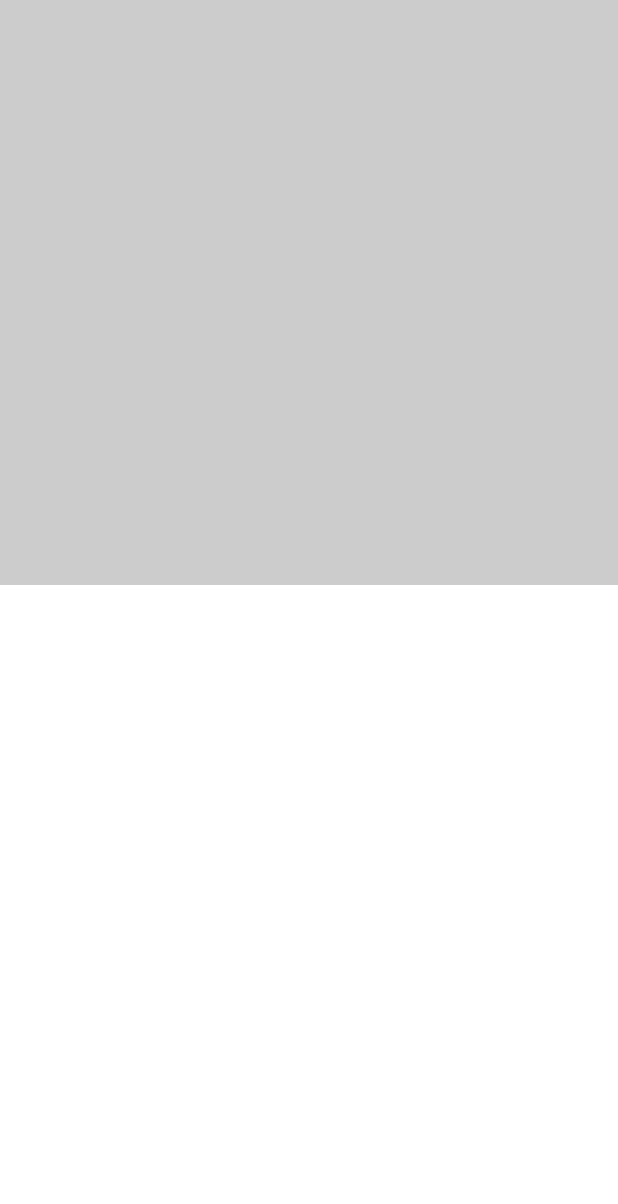
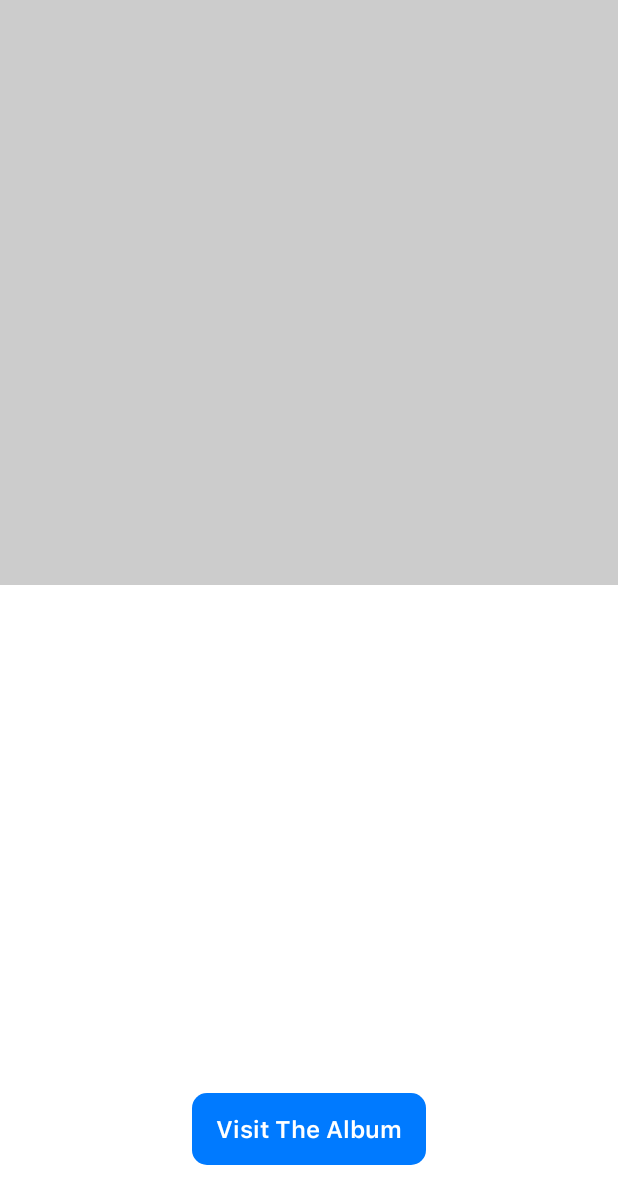
Before and after one commit to pphilipp/vama-demo-app, an Android app: the layout fragment_album_details.xml on its own in the app's theme, with its tools: preview values and no code run, on a phone screen of 412 x 824 dp. Shown: the top 1204 px of the screen. Run offline under Robolectric (Android 15) with nearby library versions, the phone set to English and light mode, and no system bars.

Commit message:
Update:WIP: Details Screen status bar and navigation to web view

```diff
--- a/app/build.gradle
+++ b/app/build.gradle
@@ -49,6 +49,7 @@ dependencies {
     implementation ("com.github.bumptech.glide:glide:4.13.0") {
         exclude group: "com.android.support"
     }
+    implementation 'androidx.browser:browser:1.4.0'
     kapt 'com.github.bumptech.glide:compiler:4.11.0'
     implementation 'androidx.swiperefreshlayout:swiperefreshlayout:1.1.0'
     //navigation
--- a/app/src/main/java/com/app/vama/presentation/album_details/AlbumDetailsFragment.kt
+++ b/app/src/main/java/com/app/vama/presentation/album_details/AlbumDetailsFragment.kt
@@ -1,12 +1,16 @@
 package com.app.vama.presentation.album_details
 
 import android.content.Context
+import android.content.res.Resources
+import android.net.Uri
 import android.os.Bundle
 import android.os.Parcelable
 import android.view.LayoutInflater
 import android.view.View
 import android.view.ViewGroup
 import androidx.annotation.Keep
+import androidx.browser.customtabs.CustomTabColorSchemeParams
+import androidx.browser.customtabs.CustomTabsIntent
 import androidx.core.content.ContextCompat
 import androidx.core.view.isVisible
 import androidx.databinding.DataBindingUtil
@@ -23,9 +27,10 @@ import com.app.vama.presentation.model.AlbumWithGenresUiModel
 import com.app.vama.presentation.model.GenreUiModel
 import com.bumptech.glide.Glide
 import com.google.android.material.chip.Chip
+import kotlinx.coroutines.launch
 import kotlinx.parcelize.Parcelize
-import kotlinx.coroutines.launch
 import org.koin.androidx.viewmodel.ext.android.viewModel
+
 
 @Parcelize
 @Keep
@@ -49,6 +54,8 @@ class AlbumDetailsFragment : BaseFragment() {
 
         return binding
     }
+
+    override fun setLightStatusBars() = false
 
     override fun onCreateView(
         inflater: LayoutInflater,
@@ -105,10 +112,28 @@ class AlbumDetailsFragment : BaseFragment() {
         binding.tvTitle.text = uiModel.albumUiModel.title
         binding.tvSubtitle.text = uiModel.albumUiModel.subTitle
 
+        binding.btnVisitAlbum.setOnClickListener {
+            showCustomTab(uiModel)
+        }
+
         populateGenresList(uiModel.genreList)
     }
 
+    private fun showCustomTab(uiModel: AlbumWithGenresUiModel) {
+        CustomTabsIntent.Builder().apply {
+            setDefaultColorSchemeParams(
+                CustomTabColorSchemeParams.Builder().apply {
+                    setToolbarColor(resources.getColor(R.color.blue))
+                }.build()
+            )
+        }
+            .build()
+            .launchUrl(requireContext(), Uri.parse(uiModel.albumUiModel.artistUrl))
+    }
+
     private fun populateGenresList(genreList: List<GenreUiModel>) {
+        binding.chipGroup.removeAllViews()
+
         genreList
             .map {
                 createTagChip(requireContext(), it.name)
--- a/app/src/main/java/com/app/vama/presentation/albums/AlbumListFragment.kt
+++ b/app/src/main/java/com/app/vama/presentation/albums/AlbumListFragment.kt
@@ -40,6 +40,8 @@ class AlbumListFragment : BaseFragment() {
 
         return binding
     }
+
+    override fun setLightStatusBars() = true
 
     override fun onCreateView(
         inflater: LayoutInflater,
--- a/app/src/main/java/com/app/vama/presentation/base/BaseFragment.kt
+++ b/app/src/main/java/com/app/vama/presentation/base/BaseFragment.kt
@@ -4,6 +4,7 @@ import android.os.Bundle
 import android.view.LayoutInflater
 import android.view.View
 import android.view.ViewGroup
+import androidx.core.view.WindowInsetsControllerCompat
 import androidx.databinding.ViewDataBinding
 import androidx.fragment.app.Fragment
 
@@ -16,6 +17,8 @@ abstract class BaseFragment : Fragment() {
     ): View? {
         val binding = getBinding(inflater, container)
         binding.lifecycleOwner = viewLifecycleOwner
+
+        setAppearanceLightStatusBars(setLightStatusBars())
         return binding.root
     }
 
@@ -24,4 +27,13 @@ abstract class BaseFragment : Fragment() {
         inflater: LayoutInflater,
         container: ViewGroup?
     ): ViewDataBinding
+
+    protected abstract fun setLightStatusBars(): Boolean
+
+    private fun setAppearanceLightStatusBars(isAppearanceLightStatusBars: Boolean) {
+        activity?.window?.let { window ->
+            WindowInsetsControllerCompat(window, window.decorView).isAppearanceLightStatusBars =
+                isAppearanceLightStatusBars
+        }
+    }
 }
--- a/app/src/main/java/com/app/vama/presentation/model/AlbumUiModel.kt
+++ b/app/src/main/java/com/app/vama/presentation/model/AlbumUiModel.kt
@@ -5,4 +5,5 @@ data class AlbumUiModel(
     val title: String,
     val subTitle: String,
     val thumbnailUrl: String,
+    val artistUrl: String,
 )
--- a/app/src/main/java/com/app/vama/presentation/model/mapper/AlbumArtistEntityToAlbumUiModelMapper.kt
+++ b/app/src/main/java/com/app/vama/presentation/model/mapper/AlbumArtistEntityToAlbumUiModelMapper.kt
@@ -9,6 +9,7 @@ class AlbumArtistEntityToAlbumUiModelMapper {
         albumId = from.id,
         title = from.name,
         subTitle = from.artistName,
-        thumbnailUrl = from.artworkUrl100
+        thumbnailUrl = from.artworkUrl100,
+        artistUrl = from.artistUrl
     )
 }
--- a/app/src/main/java/com/app/vama/presentation/model/mapper/FeedResultToAlbumUiModelMapper.kt
+++ b/app/src/main/java/com/app/vama/presentation/model/mapper/FeedResultToAlbumUiModelMapper.kt
@@ -9,6 +9,7 @@ class FeedResultToAlbumUiModelMapper : UiMapper<ResultData, AlbumUiModel> {
         albumId = from.id ?: "",
         title = from.name ?: "",
         subTitle = from.artistName ?: "",
-        thumbnailUrl = from.artworkUrl100 ?: ""
+        thumbnailUrl = from.artworkUrl100 ?: "",
+        artistUrl = from.artistUrl ?: ""
     )
 }
--- /dev/null
+++ b/app/src/main/res/drawable/btn_disabled_shape.xml
@@ -0,0 +1,5 @@
+<?xml version="1.0" encoding="utf-8"?>
+<shape xmlns:android="http://schemas.android.com/apk/res/android">
+    <corners android:radius="@dimen/button_corner_radius"/>
+    <solid android:color="@color/black"/>
+</shape>
--- /dev/null
+++ b/app/src/main/res/drawable/btn_primary_background_selector.xml
@@ -0,0 +1,5 @@
+<?xml version="1.0" encoding="utf-8"?>
+<selector xmlns:android="http://schemas.android.com/apk/res/android">
+    <item android:drawable="@drawable/btn_primary_shape" android:state_enabled="true"/>
+    <item android:drawable="@drawable/btn_disabled_shape" android:state_enabled="false"/>
+</selector>
--- /dev/null
+++ b/app/src/main/res/drawable/btn_primary_shape.xml
@@ -0,0 +1,11 @@
+<?xml version="1.0" encoding="utf-8"?>
+<ripple xmlns:android="http://schemas.android.com/apk/res/android"
+    android:color="@color/gray">
+    <item>
+        <shape>
+
+            <corners android:radius="@dimen/button_corner_radius" />
+            <solid android:color="@color/blue" />
+        </shape>
+    </item>
+</ripple>
--- a/app/src/main/res/layout/fragment_album_details.xml
+++ b/app/src/main/res/layout/fragment_album_details.xml
@@ -63,6 +63,33 @@
             </com.google.android.material.chip.ChipGroup>
         </HorizontalScrollView>
 
+        <TextView
+            android:id="@+id/tv_copyright"
+            style="@style/Body_2"
+            android:layout_width="match_parent"
+            android:layout_height="wrap_content"
+            android:layout_marginStart="@dimen/medium"
+            android:layout_marginEnd="@dimen/medium"
+            android:layout_marginBottom="@dimen/big"
+            android:ellipsize="end"
+            android:gravity="center"
+            android:maxLines="2"
+            app:layout_constraintBottom_toTopOf="@+id/btn_visit_album"
+            app:layout_constraintEnd_toEndOf="parent"
+            app:layout_constraintStart_toStartOf="parent"
+            tools:text="@tools:sample/lorem/random" />
+
+        <androidx.appcompat.widget.AppCompatButton
+            android:id="@+id/btn_visit_album"
+            style="@style/BasePrimaryButton"
+            android:layout_width="wrap_content"
+            android:layout_height="wrap_content"
+            android:layout_marginBottom="@dimen/extra_large"
+            android:text="@string/btn_visit_the_album"
+            app:layout_constraintBottom_toBottomOf="parent"
+            app:layout_constraintEnd_toEndOf="parent"
+            app:layout_constraintStart_toStartOf="parent" />
+
         <include
             android:id="@+id/include_progress"
             layout="@layout/include_progress_fullscreen"
--- a/app/src/main/res/values-night/themes.xml
+++ b/app/src/main/res/values-night/themes.xml
@@ -3,7 +3,7 @@
     <style name="Theme.VamaApp" parent="Theme.MaterialComponents.DayNight.NoActionBar">
         <!-- Primary brand color. -->
         <item name="colorPrimary">@color/purple_200</item>
-        <item name="colorPrimaryVariant">@color/purple_700</item>
+<!--        <item name="colorPrimaryVariant">@color/purple_700</item>-->
         <item name="colorOnPrimary">@color/black</item>
         <!-- Secondary brand color. -->
         <item name="colorSecondary">@color/teal_200</item>
--- a/app/src/main/res/values/colors.xml
+++ b/app/src/main/res/values/colors.xml
@@ -11,7 +11,6 @@
     <color name="blue">#007aff</color>
     <color name="gray">#b5b5b5</color>
     <color name="label_color_light_primary">#000000</color>
-    <color name="primary_500">#6200ee</color>
     <color name="on_primary_high_emphasis">#ffffff</color>
     <color name="on_surface_high_emphasis">#de000000</color>
     <color name="surface_overlay">#14212121</color>
--- a/app/src/main/res/values/dimens.xml
+++ b/app/src/main/res/values/dimens.xml
@@ -6,15 +6,19 @@
     <dimen name="medium">16dp</dimen>
     <dimen name="big">24dp</dimen>
     <dimen name="large">32dp</dimen>
+    <dimen name="extra_large">47dp</dimen>
 
     <dimen name="album_card_size">173dp</dimen>
     <dimen name="album_card_corner_radius">27dp</dimen>
 
+    <dimen name="btn_horizontal_padding">16sp</dimen>
 
+    <dimen name="text_small">12sp</dimen>
     <dimen name="text_medium">16sp</dimen>
     <dimen name="text_body_1">18sp</dimen>
     <dimen name="text_small_and_a_half">12sp</dimen>
     <dimen name="text_h1">34sp</dimen>
     <dimen name="toolbar_elevation">3dp</dimen>
+    <dimen name="button_corner_radius">10dp</dimen>
 
 </resources>
--- a/app/src/main/res/values/strings.xml
+++ b/app/src/main/res/values/strings.xml
@@ -3,4 +3,5 @@
     <string name="top_100_albums_title">Top 100 albums</string>
     <string name="retry_snack_bar_message">Network call if it fails and there isn’t any data in the local database</string>
     <string name="action_refresh">Refresh</string>
+    <string name="btn_visit_the_album">Visit The Album</string>
 </resources>
--- a/app/src/main/res/values/styles.xml
+++ b/app/src/main/res/values/styles.xml
@@ -40,6 +40,12 @@
         <item name="android:textSize">@dimen/text_body_1</item>
     </style>
 
+    <style name="Body_2" parent="BaseText">
+        <item name="android:fontFamily">@font/sf_pro_text_medium</item>
+        <item name="android:textColor">@color/text_body</item>
+        <item name="android:textSize">@dimen/text_small</item>
+    </style>
+
     <style name="ChipTextAppearance">
         <item name="android:fontFamily">@font/sf_pro_text_medium</item>
         <item name="android:textSize">@dimen/text_small_and_a_half</item>
@@ -54,4 +60,16 @@
         <item name="shapeAppearanceOverlay">@null</item>
     </style>
 
+    <style name="BasePrimaryButton" parent="Widget.AppCompat.Button.Borderless">
+        <item name="android:background">@drawable/btn_primary_background_selector</item>
+        <item name="android:drawableTint">@color/blue</item>
+        <item name="android:layout_height">20dp</item>
+        <item name="android:textColor">@color/white</item>
+        <item name="android:inputType">textCapWords</item>
+        <item name="android:paddingLeft">@dimen/btn_horizontal_padding</item>
+        <item name="android:paddingRight">@dimen/btn_horizontal_padding</item>
+        <item name="android:textSize">@dimen/text_medium</item>
+        <item name="android:fontFamily">@font/sf_pro_text_semibold</item>
+    </style>
+
 </resources>
--- a/app/src/main/res/values/themes.xml
+++ b/app/src/main/res/values/themes.xml
@@ -2,7 +2,7 @@
     <!-- Base application theme. -->
     <style name="Theme.VamaApp" parent="Theme.MaterialComponents.DayNight.NoActionBar">
         <!-- Primary brand color. -->
-        <item name="colorPrimary">@color/purple_500</item>
+<!--        <item name="colorPrimary">@color/purple_500</item>-->
         <item name="colorPrimaryVariant">@color/white</item>
         <item name="colorOnPrimary">@color/white</item>
         <!-- Secondary brand color. -->
@@ -11,8 +11,6 @@
         <item name="colorOnSecondary">@color/black</item>
         <!-- Status bar color. -->
         <item name="android:statusBarColor">?attr/colorPrimaryVariant</item>
-        <!-- Customize your theme here. -->
-        <item name="android:windowLightStatusBar">true</item>
 
         <item name="android:windowTranslucentStatus">true</item>
         <item name="android:windowTranslucentNavigation">true</item>
@@ -20,4 +18,5 @@
         <item name="chipStyle">@style/Widget.App.Chip</item>
         <item name="chipCornerRadius">50dp</item>
     </style>
+
 </resources>
```
